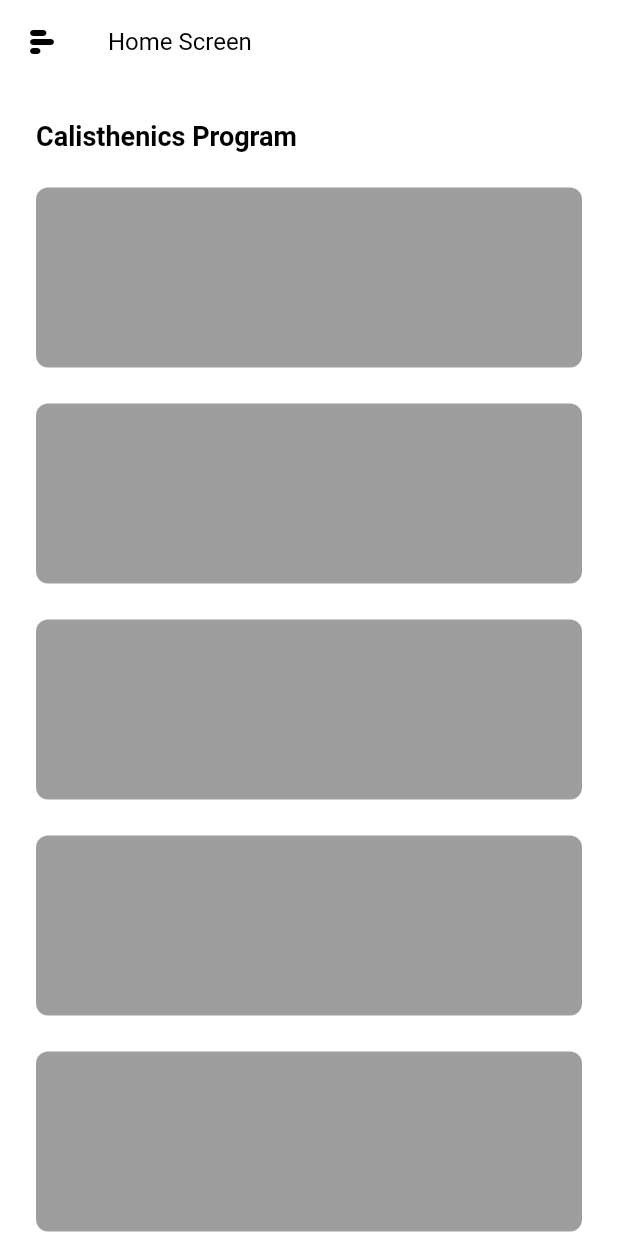
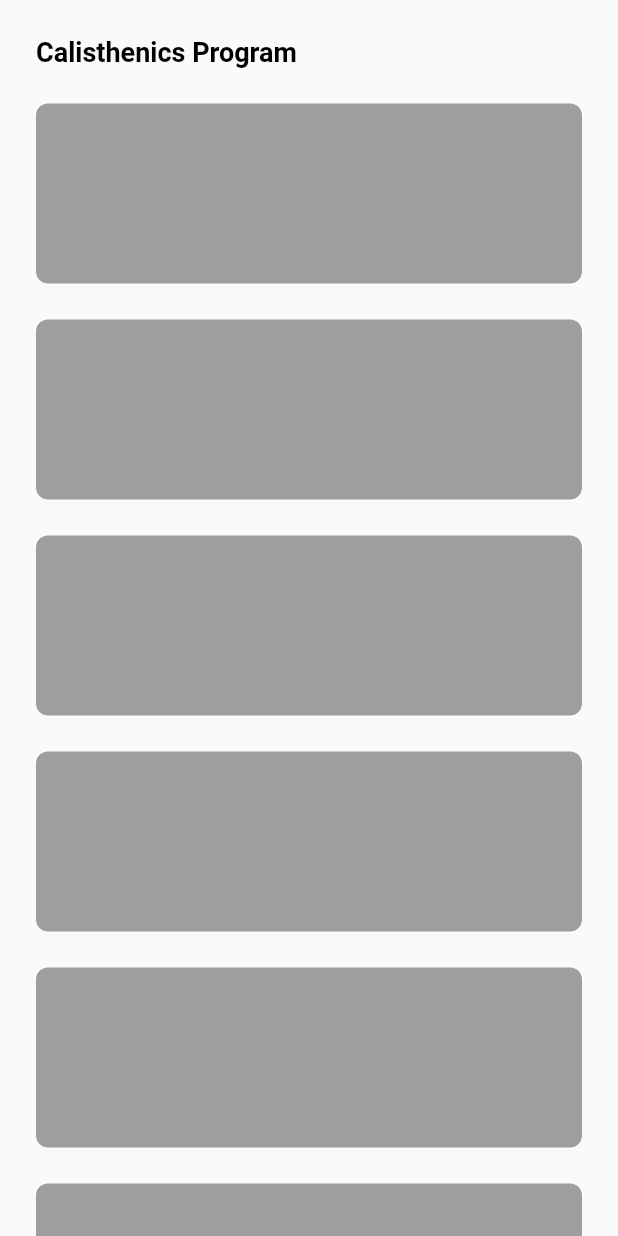
Before and after one commit to taftadahir/workout_application_old, a Flutter app: the HomeScreen widget shown alone on an empty page, opened directly, on a phone screen of 412 x 824 dp. Run offline on Flutter 3.47's test engine with Material 2 defaults, Android fonts, the phone set to English and light mode, and no system bars; our stand-ins replace flutter_svg.

Commit message:
Home Screen - v3
- [x] t8 - Update the *HomeScreen* and make it stateless widget
- [x] t9 - Delete Scaffold widget
- [x] t10 - Move *appbar* to *workout_application.dart

```diff
--- a/lib/views/screens/home_screen.dart
+++ b/lib/views/screens/home_screen.dart
@@ -7,39 +7,12 @@ import 'dart:math' as math;
 
 import 'package:workout_application_development/views/components/program_card_component.dart';
 
-class HomeScreen extends StatefulWidget {
+class HomeScreen extends StatelessWidget {
   const HomeScreen({Key? key}) : super(key: key);
 
   @override
-  _HomeScreenState createState() => _HomeScreenState();
-}
-
-class _HomeScreenState extends State<HomeScreen> {
-  int selectedIndex = 0;
-
-  @override
   Widget build(BuildContext context) {
-    return Scaffold(
-      backgroundColor: whiteColor,
-      appBar: AppBarComponent.getAppBarComponent(
-        title: Text(
-          'Home Screen',
-          style: getTextStyle(
-            color: blackColor,
-          ),
-        ),
-        leading: IconButton(
-          onPressed: () {},
-          icon: Transform.rotate(
-            angle: math.pi / 2,
-            child: const Icon(
-              Icons.bar_chart_rounded,
-              color: blackColor,
-            ),
-          ),
-        ),
-      ),
-      body: ListView(
+    return ListView(
       padding: const EdgeInsets.symmetric(
         vertical: 24.0,
         horizontal: 24.0,
@@ -86,7 +59,6 @@ class _HomeScreenState extends State<HomeScreen> {
           ],
         ),
       ],
-      ),
     );
   }
 }
```
Lines whose indentation alone changed are shown as unchanged.
